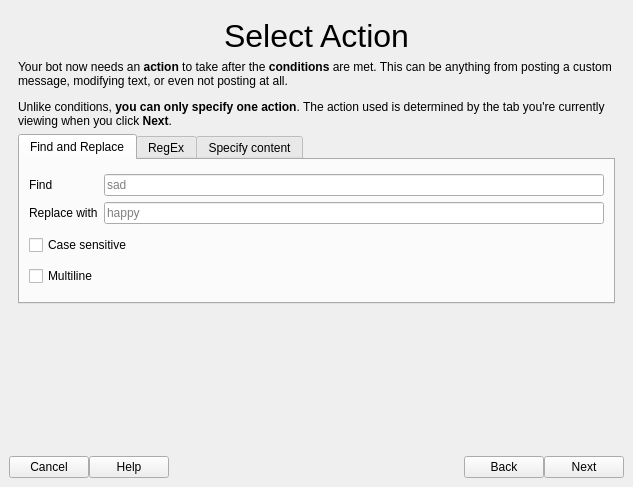
Qt form gui/wzd_createrule.ui (Lynnesbian/OldFediBooks) before a commit.
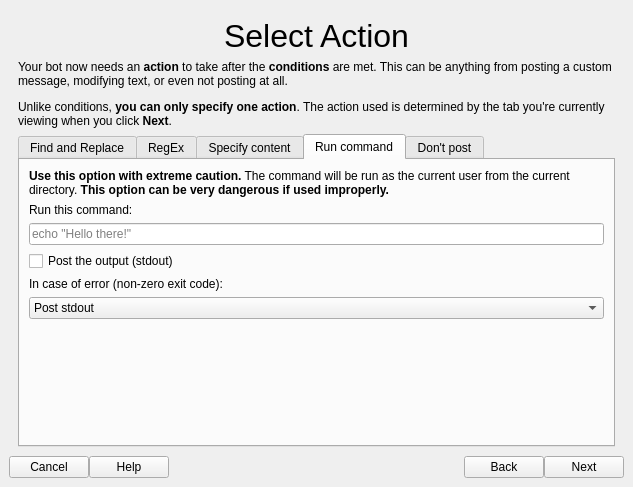
The same form after that commit. The open tabs and pages were chosen to show the change. Icons and pictures are not drawn.

Commit message: completed "add action" page

What changed in the file:
```diff
--- a/gui/wzd_createrule.ui
+++ b/gui/wzd_createrule.ui
@@ -671,6 +671,19 @@
               </property>
              </widget>
             </item>
+            <item>
+             <spacer name="verticalSpacer_7">
+              <property name="orientation">
+               <enum>Qt::Vertical</enum>
+              </property>
+              <property name="sizeHint" stdset="0">
+               <size>
+                <width>20</width>
+                <height>40</height>
+               </size>
+              </property>
+             </spacer>
+            </item>
            </layout>
           </widget>
           <widget class="QWidget" name="tab_7">
@@ -767,21 +780,110 @@
             </item>
            </layout>
           </widget>
+          <widget class="QWidget" name="tab_9">
+           <attribute name="title">
+            <string>Run command</string>
+           </attribute>
+           <layout class="QVBoxLayout" name="verticalLayout_17">
+            <item>
+             <widget class="QLabel" name="label_19">
+              <property name="text">
+               <string>&lt;html&gt;&lt;head/&gt;&lt;body&gt;&lt;p&gt;&lt;span style=&quot; font-weight:600;&quot;&gt;Use this option with extreme caution.&lt;/span&gt; The command will be run as the current user from the current directory. &lt;span style=&quot; font-weight:600;&quot;&gt;This option can be very dangerous if used improperly.&lt;/span&gt;&lt;/p&gt;&lt;/body&gt;&lt;/html&gt;</string>
+              </property>
+              <property name="wordWrap">
+               <bool>true</bool>
+              </property>
+             </widget>
+            </item>
+            <item>
+             <widget class="QLabel" name="label_20">
+              <property name="text">
+               <string>Run this command:</string>
+              </property>
+             </widget>
+            </item>
+            <item>
+             <widget class="QLineEdit" name="lineEdit_11">
+              <property name="placeholderText">
+               <string>echo &quot;Hello there!&quot;</string>
+              </property>
+             </widget>
+            </item>
+            <item>
+             <widget class="QCheckBox" name="checkBox_10">
+              <property name="text">
+               <string>Post the output (stdout)</string>
+              </property>
+             </widget>
+            </item>
+            <item>
+             <widget class="QLabel" name="label_21">
+              <property name="text">
+               <string>In case of error (non-zero exit code):</string>
+              </property>
+             </widget>
+            </item>
+            <item>
+             <widget class="QComboBox" name="comboBox_3">
+              <item>
+               <property name="text">
+                <string>Post stdout</string>
+               </property>
+              </item>
+              <item>
+               <property name="text">
+                <string>Post stderr</string>
+               </property>
+              </item>
+              <item>
+               <property name="text">
+                <string>Post an error message</string>
+               </property>
+              </item>
+              <item>
+               <property name="text">
+                <string>Don't post anything</string>
+               </property>
+              </item>
+             </widget>
+            </item>
+            <item>
+             <spacer name="verticalSpacer_9">
+              <property name="orientation">
+               <enum>Qt::Vertical</enum>
+              </property>
+              <property name="sizeHint" stdset="0">
+               <size>
+                <width>20</width>
+                <height>40</height>
+               </size>
+              </property>
+             </spacer>
+            </item>
+           </layout>
+          </widget>
+          <widget class="QWidget" name="tab_10">
+           <attribute name="title">
+            <string>Don't post</string>
+           </attribute>
+           <layout class="QVBoxLayout" name="verticalLayout_16">
+            <item>
+             <widget class="QLabel" name="label_18">
+              <property name="text">
+               <string>If you choose this option, your bot won't post at all if a post meets the specified conditions. It will not create a new post to use instead. If your bot posts every 30 minutes, it won't post for another 30 minutes, for example. Use this option with caution.</string>
+              </property>
+              <property name="alignment">
+               <set>Qt::AlignLeading|Qt::AlignLeft|Qt::AlignTop</set>
+              </property>
+              <property name="wordWrap">
+               <bool>true</bool>
+              </property>
+             </widget>
+            </item>
+           </layout>
+          </widget>
          </widget>
         </item>
-        <item>
-         <spacer name="verticalSpacer_7">
-          <property name="orientation">
-           <enum>Qt::Vertical</enum>
-          </property>
-          <property name="sizeHint" stdset="0">
-           <size>
-            <width>20</width>
-            <height>40</height>
-           </size>
-          </property>
-         </spacer>
-        </item>
        </layout>
       </widget>
      </widget>
```
Left out of the diff: 15 changed lines with no effect on the pictures.
